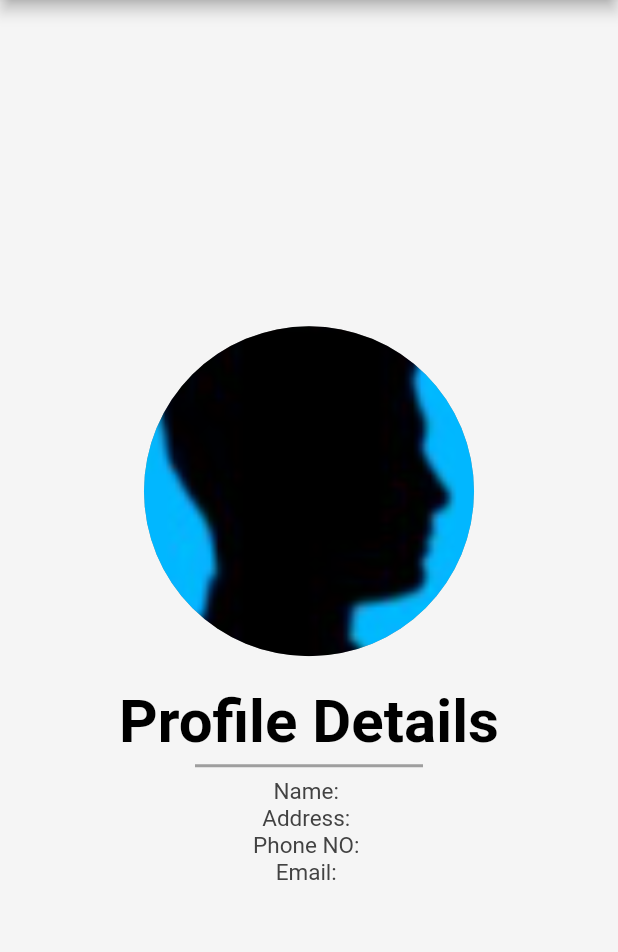
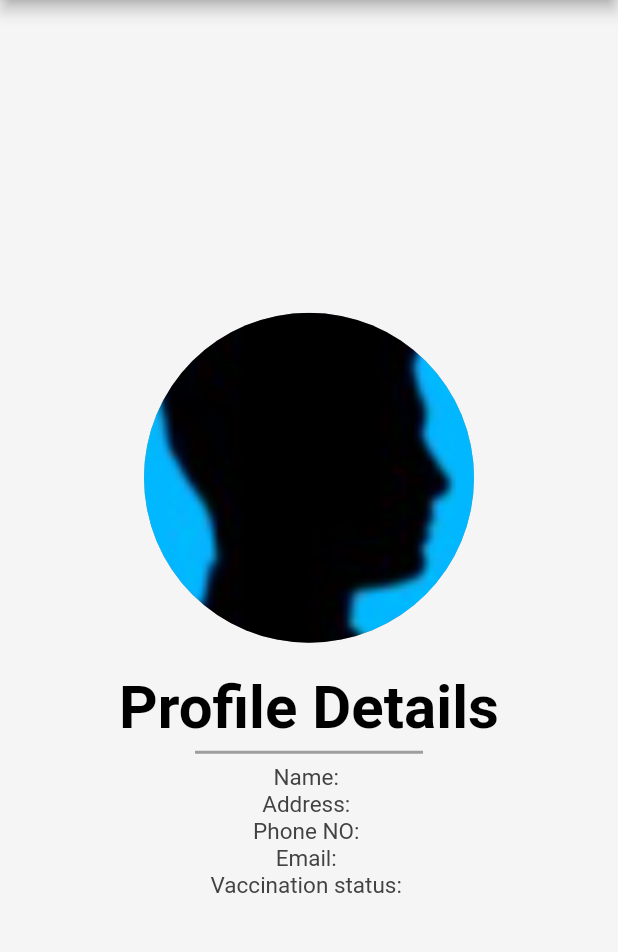
Before and after one commit to alanta335/qr_code-_scanner_for_covid_list, a Flutter app: the UserInformation screen opened directly, in the side drawer, after a tap on "My Profile", on a phone screen of 412 x 824 dp, the part 84-1036 px from its top. Run offline on Flutter 3.47's test engine with Material 2 defaults, Android fonts, the phone set to English and light mode, and no system bars; our stand-ins replace cloud_firestore, firebase_auth, firebase_core, flutter_spinkit, qr_flutter, rflutter_alert; missing offline and left inert: qr_code_scanner; accounts and stored records are empty; network calls fail; Roboto replaces fonts that are missing (Caveat).

Commit message:
Vaccinated Status added
Vaccinated Status added to the app and the firebase firestore database and change Vaccinated Status is added to the drawer and Vaccinated Status changer page called vstatus is added

```diff
--- a/lib/drawer.dart
+++ b/lib/drawer.dart
@@ -2,8 +2,7 @@ import 'package:cloud_firestore/cloud_firestore.dart';
 import 'package:flutter/material.dart';
 import 'package:firebase_auth/firebase_auth.dart';
 import 'package:qr2/mreader.dart';
-import 'package:rflutter_alert/rflutter_alert.dart';
-import 'package:flutter_spinkit/flutter_spinkit.dart';
+import 'package:qr2/vstatus.dart';
 
 import 'help.dart';
 import 'screenscaling.dart';
@@ -74,6 +73,7 @@ class CmnDrawer extends StatelessWidget {
                                   email: user['email'],
                                   pno: user['pno'],
                                   addres: user['addres'],
+                                  vstatus: user['vaccination_status'],
                                 )));
                   },
                 ),
@@ -136,6 +136,26 @@ class CmnDrawer extends StatelessWidget {
                 shadowColor: Color(0xFF501474),
                 color: Colors.transparent,
                 child: ListTile(
+                  title: Text('Change Vaccination status',
+                      style: TextStyle(color: Color(0xFFFFFFFF))),
+                  onTap: () {
+                    Navigator.push(
+                      context,
+                      MaterialPageRoute(
+                        builder: (context) => VaccinationStatus(),
+                      ),
+                    );
+                  },
+                ),
+              ),
+            ),
+            Padding(
+              padding: const EdgeInsets.all(12.0),
+              child: Card(
+                margin: EdgeInsets.only(right: 10),
+                shadowColor: Color(0xFF501474),
+                color: Colors.transparent,
+                child: ListTile(
                   title: Text('Log out',
                       style: TextStyle(color: Color(0xFFFFFFFF))),
                   onTap: () {
--- a/lib/mreader.dart
+++ b/lib/mreader.dart
@@ -73,7 +73,8 @@ class _UserInformationState extends State<UserInformation> {
                   title: Text('${document.get('name')}'),
                   subtitle: Text(
                       'Address : ${document.get('address')}\nVisited on ${document.get('time')}'),
-                  trailing: Text('Phone Number:${document.get('phno')}'),
+                  trailing: Text(
+                      'Phone Number:${document.get('phno')}\nVaccination status: ${document.get('vaccination_status')}'),
                   isThreeLine: true,
                 ),
               );
--- a/lib/page2.dart
+++ b/lib/page2.dart
@@ -76,6 +76,7 @@ class _Page2ScreenState extends State<Page2Screen> {
                   'phno': store['pno'],
                   'visitedId': store['userId'],
                   'time': DateTime.now().toString(),
+                  'vaccination_status': store['vaccination_status'],
                 });
                 print(store['name']);
                 print(user['name']);
@@ -90,6 +91,7 @@ class _Page2ScreenState extends State<Page2Screen> {
                   'phno': user['pno'],
                   'visitedId': user['userId'],
                   'time': DateTime.now().toString(),
+                  'vaccination_status': user['vaccination_status'],
                 });
                 Navigator.push(context,
                     MaterialPageRoute(builder: (context) => UserInformation()));
--- a/lib/userprofile.dart
+++ b/lib/userprofile.dart
@@ -8,12 +8,14 @@ class UserProfile extends StatelessWidget {
   final email;
   final pno;
   final addres;
+  final vstatus;
 
   UserProfile({
     @required this.name,
     @required this.email,
     @required this.pno,
     @required this.addres,
+    @required this.vstatus,
   });
   @override
   Widget build(BuildContext context) {
@@ -96,8 +98,16 @@ class UserProfile extends StatelessWidget {
                       color: Colors.grey.shade800,
                     ),
                   ),
+                  Text(
+                    'Vaccination status: $vstatus',
+                    style: TextStyle(
+                      fontSize: 15,
+                      color: Colors.grey.shade800,
+                    ),
+                  ),
                 ],
-            )),
+              ),
+            ),
           ],
         ),
       ),
```
Also changed, not shown: lib/register.dart (+52 -3 lines), lib/vstatus.dart (added, +47 -0 lines). Lines whose indentation alone changed are shown as unchanged.
